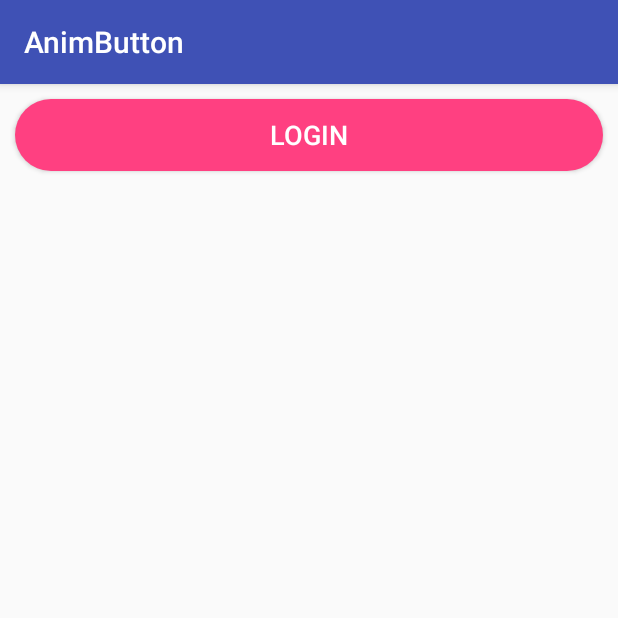
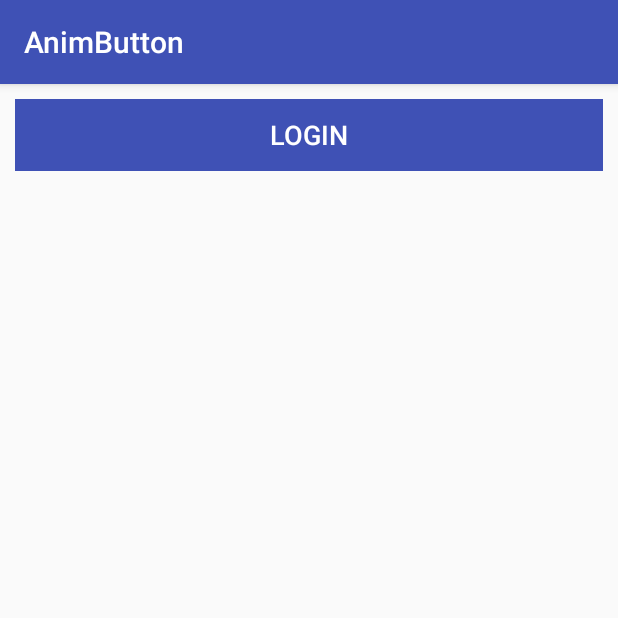
Before and after one commit to charlie-captain/AnimButton, an Android app: the screen it shows after launch (MainActivity), on a phone screen of 412 x 824 dp, the top half of it. Run offline under Robolectric (Android 15) with nearby library versions, the phone set to English and light mode, and no system bars.

Commit message:
更新了1.3版本, 增加更多的自定义属性

```diff
--- a/animbutton/src/main/java/com/example/animbutton/AnimButton.java
+++ b/animbutton/src/main/java/com/example/animbutton/AnimButton.java
@@ -7,7 +7,16 @@ import android.animation.ObjectAnimator;
 import android.animation.ValueAnimator;
 import android.content.Context;
 import android.content.res.TypedArray;
+import android.graphics.Color;
+import android.graphics.drawable.GradientDrawable;
+import android.graphics.drawable.RotateDrawable;
+import android.graphics.drawable.ShapeDrawable;
+import android.graphics.drawable.StateListDrawable;
+import android.graphics.drawable.shapes.RoundRectShape;
+import android.graphics.drawable.shapes.Shape;
+import android.os.Build;
 import android.support.annotation.Nullable;
+import android.support.v4.content.ContextCompat;
 import android.util.AttributeSet;
 import android.view.LayoutInflater;
 import android.view.View;
@@ -34,6 +43,22 @@ public class AnimButton extends RelativeLayout {
     private AnimatorSet mStartSet, mEndSet;
     private ProgressBar mProgress;
 
+    //static state
+    public static int[] mNormalState = new int[]{};
+    public static int[] mPressedState = new int[]{android.R.attr.state_pressed, android.R.attr.state_enabled};
+    public static int[] mDisableState = new int[]{-android.R.attr.state_enabled};
+    public static int[] mSelectedState = new int[]{android.R.attr.state_selected, android.R.attr.state_enabled};
+
+    //radius
+    private float mRadius;
+
+    //color
+    private int mNormalColor;
+    private int mPressedColor;
+    private int mProgressColor;
+    private int mTextColor;
+
+
     public AnimButton(Context context) {
         this(context, null);
     }
@@ -48,19 +73,64 @@ public class AnimButton extends RelativeLayout {
         mStartText = a.getString(R.styleable.AnimButton_start_text);
         mEndText = a.getString(R.styleable.AnimButton_end_text);
         mDuration = a.getInt(R.styleable.AnimButton_duration, 300);
+        mNormalColor = a.getColor(R.styleable.AnimButton_color_normal, ContextCompat.getColor(context, R.color.colorPrimary));
+        mPressedColor = a.getColor(R.styleable.AnimButton_color_pressed, ContextCompat.getColor(context, R.color.colorPrimaryDark));
+        mProgressColor = a.getColor(R.styleable.AnimButton_color_progress, ContextCompat.getColor(context, R.color.colorAccent));
+        mTextColor = a.getColor(R.styleable.AnimButton_color_text, ContextCompat.getColor(context, R.color.colorAccent));
+        mRadius = a.getFloat(R.styleable.AnimButton_button_radius, 0);
         a.recycle();
 
         //inflate layout
         LayoutInflater.from(context).inflate(R.layout.fm_button_progress, this, true);
-        mProgress = findViewById(R.id.pb_button);
-        mTarget = findViewById(R.id.button);
+        mProgress = (ProgressBar) findViewById(R.id.pb_button);
+        setProgressDrawable(context);
+        mTarget = (Button) findViewById(R.id.button);
         setWrapper(mTarget);
+        buildDrawableState();
 
         if (mStartText != null && mStartText.length() > 0) {
             mTarget.setText(mStartText);
         }
     }
 
+    /**
+     * change the button drawable
+     */
+    private void buildDrawableState() {
+        float radius[] = new float[]{mRadius, mRadius, mRadius, mRadius, mRadius, mRadius, mRadius, mRadius};
+        StateListDrawable drawable = new StateListDrawable();
+
+        RoundRectShape rectShape = new RoundRectShape(radius, null, null);
+        ShapeDrawable pressedDrawable = new ShapeDrawable(rectShape);
+        pressedDrawable.getPaint().setColor(mPressedColor);
+        drawable.addState(mPressedState, pressedDrawable);
+
+        ShapeDrawable normalDrawable = new ShapeDrawable(rectShape);
+        normalDrawable.getPaint().setColor(mNormalColor);
+        drawable.addState(mNormalState, normalDrawable);
+        mTarget.setBackground(drawable);
+        mTarget.setTextColor(mTextColor);
+    }
+
+    /**
+     * change the progressbar drawable     * Build.VERSION >= 21(5.0)
+     * @param context
+     */
+    private void setProgressDrawable(Context context) {
+        if (Build.VERSION.SDK_INT >= Build.VERSION_CODES.LOLLIPOP) {
+            RotateDrawable rotateDrawable = (RotateDrawable) ContextCompat.getDrawable(context, R.drawable.bg_progress);
+            GradientDrawable gradientDrawable = (GradientDrawable) rotateDrawable.getDrawable();
+            if (gradientDrawable != null) {
+                gradientDrawable.setColors(new int[]{mProgressColor, Color.WHITE});
+                rotateDrawable.setDrawable(gradientDrawable);
+                mProgress.setIndeterminateDrawable(rotateDrawable);
+            }
+        }
+    }
+
+    /**
+     * start Animation
+     */
     public void startAnimation() {
         if (mStartSet == null) {
             initStartAnim();
@@ -69,8 +139,11 @@ public class AnimButton extends RelativeLayout {
         mStartSet.start();
     }
 
+    /**
+     * end Animation
+     */
     public void errorAnimation() {
-        if(mStartSet.isRunning()){
+        if (mStartSet.isRunning()) {
             mStartSet.addListener(new AnimatorListenerAdapter() {
                 @Override
                 public void onAnimationEnd(Animator animation) {
@@ -78,11 +151,14 @@ public class AnimButton extends RelativeLayout {
                     mEndSet.start();
                 }
             });
-        }else{
+        } else {
             mEndSet.start();
         }
     }
 
+    /**
+     * InitStartAnimation
+     */
     private void initStartAnim() {
         if (mProgress == null || mTarget == null) {
             try {
@@ -117,6 +193,9 @@ public class AnimButton extends RelativeLayout {
         mStartSet.playTogether(progressAnim, startAnim);
     }
 
+    /**
+     * InitErrorAnimation
+     */
     private void initErrorAnim() {
         mEndSet = new AnimatorSet();
         //create reverse animation
@@ -154,6 +233,10 @@ public class AnimButton extends RelativeLayout {
         mEndSet.play(progressAnim).with(endAnim).before(errorAnim);
     }
 
+    /**
+     * init mButton
+     * @param target
+     */
     public void setWrapper(Button target) {
         if (mTarget != null) {
             mViewWrapper = new ViewWrapper(target);
@@ -205,5 +288,8 @@ public class AnimButton extends RelativeLayout {
         mTarget.setOnClickListener(l);
     }
 
-
+    public void setEndText(String endText) {
+        mEndText = endText;
+        initErrorAnim();
+    }
 }
--- a/animbutton/src/main/res/drawable/bg_progress.xml
+++ b/animbutton/src/main/res/drawable/bg_progress.xml
@@ -7,14 +7,15 @@
     <shape
         android:innerRadiusRatio="3"
         android:shape="ring"
-        android:thicknessRatio="40"
+        android:thicknessRatio="20"
         android:useLevel="false">
         <gradient
             android:centerColor="@color/colorAccent"
-            android:centerY="0.5"
             android:endColor="@color/white"
             android:startColor="@color/colorAccent"
             android:type="sweep"
             android:useLevel="false" />
     </shape>
+
+
 </rotate>
--- a/animbutton/src/main/res/layout/fm_button_progress.xml
+++ b/animbutton/src/main/res/layout/fm_button_progress.xml
@@ -16,7 +16,6 @@
             android:layout_height="@dimen/button_height"
             android:layout_centerInParent="true"
             android:layout_margin="10dp"
-            android:background="@drawable/selecor_button"
             android:gravity="center"
             android:textColor="@color/white"
             android:textSize="18sp"
@@ -35,7 +34,6 @@
             android:layout_height="@dimen/button_height"
             android:layout_centerInParent="true"
             android:alpha="0"
-            android:indeterminateDrawable="@drawable/bg_progress"
             android:indeterminateDuration="300" />
 
     </RelativeLayout>
--- a/animbutton/src/main/res/values/attrs.xml
+++ b/animbutton/src/main/res/values/attrs.xml
@@ -4,5 +4,10 @@
         <attr name="duration" format="integer"></attr>
         <attr name="start_text" format="string"></attr>
         <attr name="end_text" format="string"></attr>
+        <attr name="color_progress" format="color"/>
+        <attr name="color_normal" format="color"/>
+        <attr name="color_pressed" format="color"/>
+        <attr name="color_text" format="color"/>
+        <attr name="button_radius" format="float"/>
     </declare-styleable>
 </resources>
--- a/app/src/main/res/layout/activity_main.xml
+++ b/app/src/main/res/layout/activity_main.xml
@@ -1,10 +1,10 @@
 <?xml version="1.0" encoding="utf-8"?>
 <RelativeLayout xmlns:android="http://schemas.android.com/apk/res/android"
-    xmlns:app="http://schemas.android.com/apk/res-auto"
-    xmlns:tools="http://schemas.android.com/tools"
-    android:layout_width="match_parent"
-    android:layout_height="match_parent"
-    tools:context="com.example.thatnight.animbutton.MainActivity">
+                xmlns:app="http://schemas.android.com/apk/res-auto"
+                xmlns:tools="http://schemas.android.com/tools"
+                android:layout_width="match_parent"
+                android:layout_height="match_parent"
+                tools:context="com.example.thatnight.animbutton.MainActivity">
 
 
     <!--<include layout="@layout/fm_button_progress" />-->
@@ -13,9 +13,13 @@
         android:id="@+id/rl"
         android:layout_width="match_parent"
         android:layout_height="wrap_content"
-        app:duration="300"
+        app:color_normal="@color/colorPrimary"
+        app:color_pressed="@color/colorPrimaryDark"
+        app:color_progress="@color/colorPrimaryDark"
+        app:color_text="@color/white"
+        app:end_text="error"
+        app:button_radius="0"
         app:start_text="login"
-        app:end_text="error"
         >
     </com.example.animbutton.AnimButton>
 
```
Also changed, not shown: animbutton/build.gradle (+7 -7 lines), app/build.gradle (+8 -6 lines), 1 other file.
